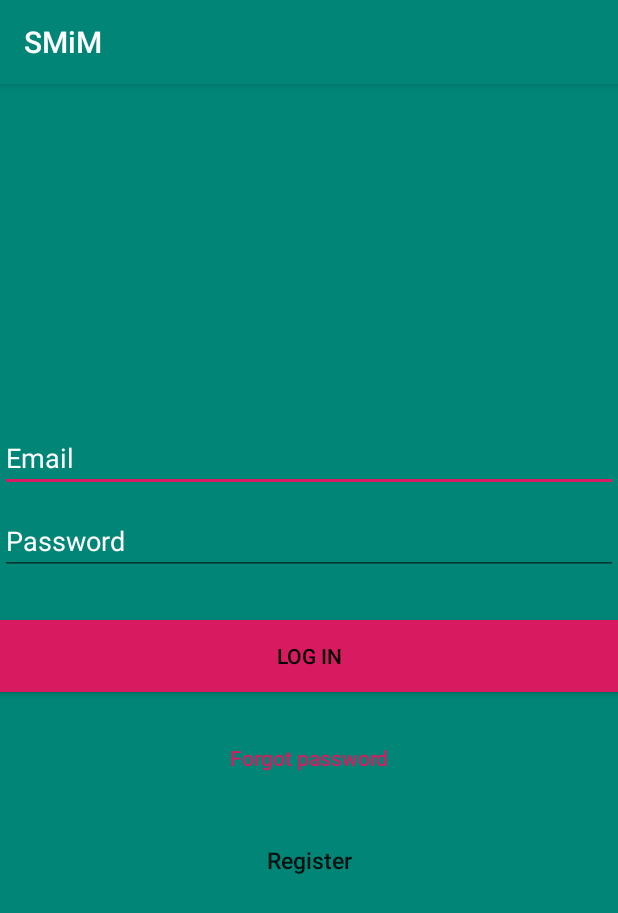
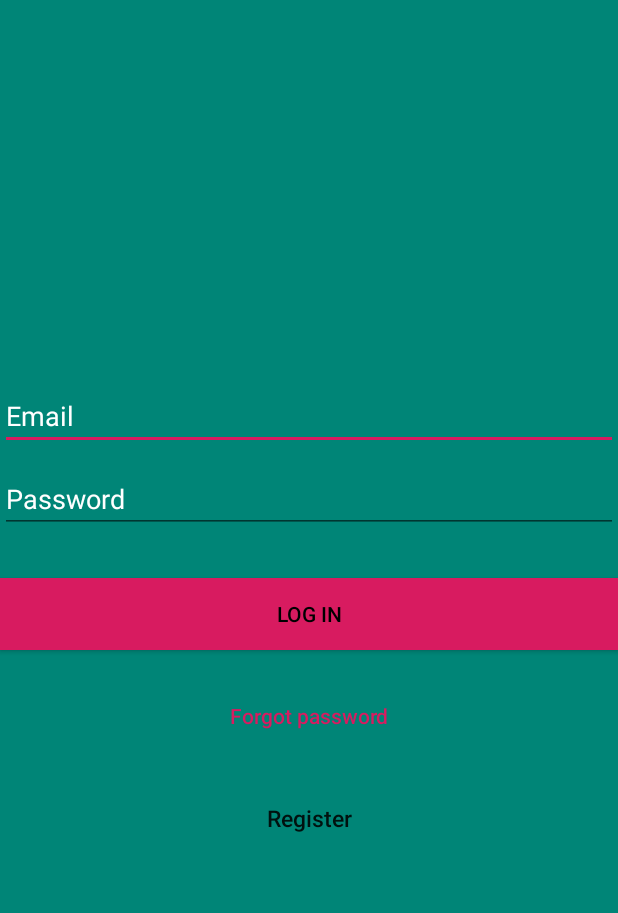
Before and after one commit to maciejSamerdak/SMiM, an Android app: the screen it shows after launch (LoginActivity), on a phone screen of 412 x 824 dp. Shown: the top 913 px of the screen. Run offline under Robolectric (Android 15) with nearby library versions, the phone set to English and light mode, and no system bars; our stand-ins replace Firebase (no records; nobody signed in at launch, a user with empty details on screens opened directly).

Commit message:
Fix minor issues in GUI

```diff
--- a/app/src/main/res/values/styles.xml
+++ b/app/src/main/res/values/styles.xml
@@ -1,7 +1,7 @@
 <resources>
 
     <!-- Base application theme. -->
-    <style name="AppTheme" parent="Theme.AppCompat.Light.DarkActionBar">
+    <style name="AppTheme" parent="Theme.AppCompat.Light.NoActionBar">
         <!-- Customize your theme here. -->
         <item name="colorPrimary">@color/colorPrimary</item>
         <item name="colorPrimaryDark">@color/colorPrimaryDark</item>
```
Also changed, not shown: app/src/main/res/layout/activity_scoreboard.xml (+11 -3 lines).
